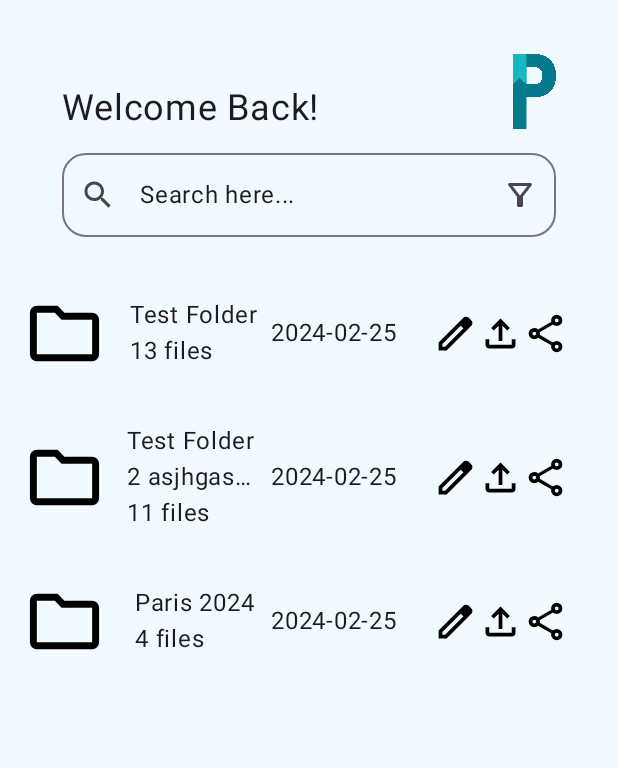
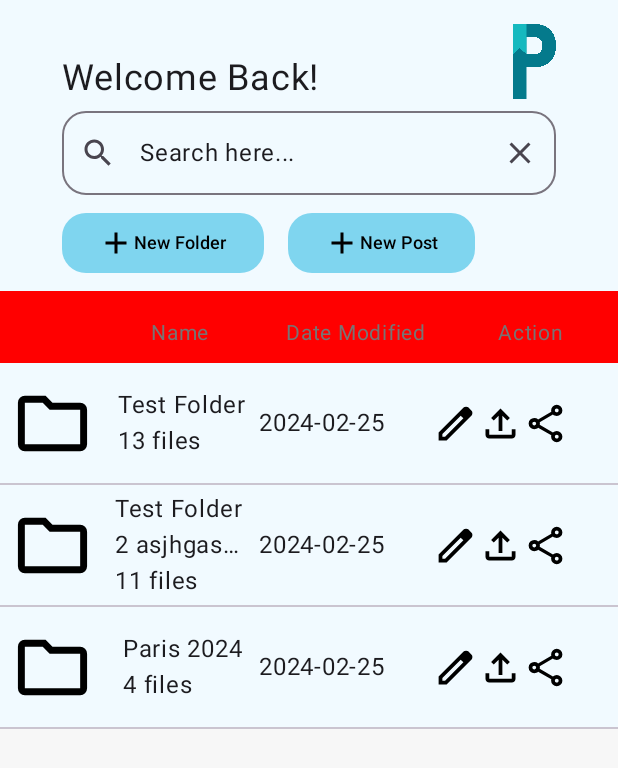
Before and after one commit to Appyo-Poste/Poste, an Android app built with Jetpack Compose: the @Preview function DashboardScreenPreview, on a phone screen of 412 x 824 dp. Shown: the top 768 px of the screen. Run offline under Robolectric (Android 15) with nearby library versions, the phone set to English and light mode, and no system bars.

Commit message:
Improve dashboard sitting 1

```diff
--- a/app/src/main/java/com/poste/DashboardScreen.kt
+++ b/app/src/main/java/com/poste/DashboardScreen.kt
@@ -2,16 +2,26 @@ package com.poste
 
 
 import androidx.compose.foundation.Image
+import androidx.compose.foundation.background
+import androidx.compose.foundation.layout.Arrangement
 import androidx.compose.foundation.layout.Column
 import androidx.compose.foundation.layout.Row
 import androidx.compose.foundation.layout.Spacer
 import androidx.compose.foundation.layout.fillMaxSize
 import androidx.compose.foundation.layout.fillMaxWidth
 import androidx.compose.foundation.layout.height
+import androidx.compose.foundation.layout.size
+import androidx.compose.foundation.layout.width
+import androidx.compose.foundation.layout.wrapContentWidth
 import androidx.compose.foundation.shape.RoundedCornerShape
 import androidx.compose.material.icons.Icons
+import androidx.compose.material.icons.filled.Add
 import androidx.compose.material.icons.filled.Search
+import androidx.compose.material.icons.outlined.Add
+import androidx.compose.material.icons.outlined.Clear
 import androidx.compose.material.icons.outlined.FilterAlt
+import androidx.compose.material3.Button
+import androidx.compose.material3.ButtonDefaults
 import androidx.compose.material3.Icon
 import androidx.compose.material3.IconButton
 import androidx.compose.material3.MaterialTheme
@@ -21,6 +31,7 @@ import androidx.compose.material3.Text
 import androidx.compose.runtime.Composable
 import androidx.compose.ui.Alignment
 import androidx.compose.ui.Modifier
+import androidx.compose.ui.graphics.Color
 import androidx.compose.ui.res.painterResource
 import androidx.compose.ui.tooling.preview.Preview
 import androidx.compose.ui.unit.dp
@@ -30,12 +41,17 @@ import androidx.navigation.compose.rememberNavController
 import com.example.myapplication.R
 import com.poste.reusables.FolderList
 import com.poste.ui.theme.PosteTheme
+import com.poste.ui.theme.*
 
+val iconWeight = 0.15f
+val totalWeight = 1f - iconWeight
+val columnWeight = totalWeight / 3
 
 @Preview
 @Composable
 fun DashboardScreenPreview() {
     DashboardScreen(navController = rememberNavController())
+//    DashboardContent()
 }
 
 
@@ -44,13 +60,84 @@ fun DashboardScreen(navController: NavHostController) {
     PosteTheme {
         Surface(
             modifier = Modifier.fillMaxSize(),
-            color = MaterialTheme.colorScheme.background
         ) {
+            Column( // master column
+                modifier = Modifier
+                    .fillMaxSize()
+                    .background(color = Color(0xFFF7F7F7))
+            ) {
+                DashboardHeader()
+
+                DashboardContent()
+
+            }
+
+
+        }
+    }
+
+}
+
+@Composable
+fun DashboardContent() {
     Column(
         modifier = Modifier
             .fillMaxWidth()
+//            .background(Color(0xFFF7F7F7))
+            .background(Color.Red)
     ) {
-                Spacer(modifier = Modifier.height(36.dp))
+        Spacer(modifier = Modifier.height(16.dp))
+        Row(modifier = Modifier.fillMaxWidth()) {
+            Spacer(Modifier.weight(iconWeight))
+
+            Text(
+                "Name",
+                modifier = Modifier
+                    .weight(columnWeight)
+                    .wrapContentWidth(Alignment.CenterHorizontally),
+                color = dashboardColumnTitles,
+                fontSize = 14.sp
+            )
+
+            Text(
+                "Date Modified",
+                modifier = Modifier
+                    .weight(columnWeight)
+                    .wrapContentWidth(Alignment.CenterHorizontally),
+                color = dashboardColumnTitles,
+                fontSize = 14.sp
+            )
+
+            Text(
+                "Action",
+                modifier = Modifier
+                    .weight(columnWeight)
+                    .wrapContentWidth(Alignment.CenterHorizontally),
+                color = dashboardColumnTitles,
+                fontSize = 14.sp
+            )
+        }
+        Spacer(modifier = Modifier.height(8.dp))
+        Column(
+            modifier = Modifier
+                .fillMaxWidth()
+                .background(MaterialTheme.colorScheme.background)
+        ){
+            FolderList(folders = SampleData.FolderListSample)
+        }
+
+    }
+}
+
+
+@Composable
+fun DashboardHeader() {
+    Column( // welcome back, search bar, and icons
+        modifier = Modifier
+            .fillMaxWidth()
+            .background(color = MaterialTheme.colorScheme.background)
+    ) {
+        Spacer(modifier = Modifier.height(16.dp))
         Row(
             modifier = Modifier
                 .fillMaxWidth(.8f)
@@ -69,9 +156,8 @@ fun DashboardScreen(navController: NavHostController) {
                     .height(50.dp)
                     .align(Alignment.CenterVertically)
             )
-
         }
-                Spacer(modifier = Modifier.height(16.dp))
+        Spacer(modifier = Modifier.height(8.dp))
         OutlinedTextField(value = "Search here...", onValueChange = {},
             modifier = Modifier
                 .fillMaxWidth(.8f)
@@ -84,15 +170,54 @@ fun DashboardScreen(navController: NavHostController) {
             },
             trailingIcon = {
                 IconButton(onClick = {  }) {
-                            Icon(imageVector = Icons.Outlined.FilterAlt, contentDescription = "Search")
+                    Icon(imageVector = Icons.Outlined.Clear, contentDescription = "Search")
                 }
             },
-
         )
-                Spacer(modifier = Modifier.height(16.dp))
-                FolderList(folders = SampleData.FolderListSample)
+        Spacer(modifier = Modifier.height(8.dp))
+        Row(
+            modifier = Modifier
+                .fillMaxWidth(.8f)
+                .align(Alignment.CenterHorizontally)
+        ) {
+            Button(
+                onClick = { /* Do something */ },
+                shape = RoundedCornerShape(16.dp),
+                colors = ButtonDefaults.buttonColors(containerColor = primaryDark, contentColor = Color.Black)
+                ) {
+                // Place the icon and text inside a Row to have them side by side
+                Row(
+                    verticalAlignment = Alignment.CenterVertically,
+                    horizontalArrangement = Arrangement.Center
+                ) {
+                    Icon(
+                        imageVector = Icons.Default.Add, // Replace YourIcon with the actual icon you want to use
+                        contentDescription = "Icon Description"
+                    )
+                    Text("New Folder",
+                        fontSize = 12.sp)
+                }
+            }
+            Spacer(modifier = Modifier.width(16.dp))
+            Button(
+                onClick = { /* Do something */ },
+                shape = RoundedCornerShape(16.dp),
+                colors = ButtonDefaults.buttonColors(containerColor = primaryDark, contentColor = Color.Black)
+            ) {
+                // Place the icon and text inside a Row to have them side by side
+                Row(
+                    verticalAlignment = Alignment.CenterVertically,
+                    horizontalArrangement = Arrangement.Center
+                ) {
+                    Icon(
+                        imageVector = Icons.Default.Add, // Replace YourIcon with the actual icon you want to use
+                        contentDescription = "Icon Description"
+                    )
+                    Text("New Post",
+                        fontSize = 12.sp)
                 }
             }
         }
-
+        Spacer(modifier = Modifier.height(8.dp))
     }
+}
--- a/app/src/main/java/com/poste/reusables/Folder.kt
+++ b/app/src/main/java/com/poste/reusables/Folder.kt
@@ -1,6 +1,7 @@
 package com.poste.reusables
 
 import androidx.compose.foundation.Image
+import androidx.compose.foundation.background
 import androidx.compose.foundation.clickable
 import androidx.compose.foundation.layout.Arrangement
 import androidx.compose.foundation.layout.Box
@@ -14,10 +15,12 @@ import androidx.compose.foundation.layout.size
 import androidx.compose.foundation.layout.width
 import androidx.compose.foundation.lazy.LazyColumn
 import androidx.compose.foundation.lazy.items
+import androidx.compose.material3.Divider
 import androidx.compose.material3.Text
 import androidx.compose.runtime.Composable
 import androidx.compose.ui.Alignment
 import androidx.compose.ui.Modifier
+import androidx.compose.ui.graphics.Color
 import androidx.compose.ui.res.painterResource
 import androidx.compose.ui.text.style.TextOverflow
 import androidx.compose.ui.tooling.preview.Preview
@@ -33,7 +36,6 @@ data class Folder(val name: String, val numFiles: Int, val date: LocalDate)
 private fun FolderComposable(folder: Folder) {
     Row(
         modifier = Modifier
-            .padding(all = 8.dp)
             .fillMaxWidth()
             .height(80.dp)
             .padding(start = 7.5.dp, end = 7.5.dp)
@@ -108,12 +110,18 @@ private fun FolderComposable(folder: Folder) {
 }
 
 @Composable
-fun FolderList(folders: List<Folder>){
-    LazyColumn {
+fun FolderList(folders: List<Folder>) {
+    LazyColumn(
+        modifier = Modifier
+    ) {
         items(folders) { folder ->
-            FolderComposable(
-                folder
-            )
+            Column(
+                modifier = Modifier
+                    .fillMaxWidth()
+            ) {
+                FolderComposable(folder = folder)
+                Divider()
+            }
         }
     }
 }
--- a/app/src/main/java/com/poste/ui.theme/Color.kt
+++ b/app/src/main/java/com/poste/ui.theme/Color.kt
@@ -29,6 +29,8 @@ val lavendarWisp = Color(0xFFFAF5FF)
 val coldSteel = Color(0xFFF8F7F4)
 val mojitoBreeze = Color(0xFFFBFFF4)
 
+val dashboardColumnTitles = Color(0xFF787474)
+
 val primaryLight = newLogoDark
 val secondaryLight = PurpleGrey40
 val tertiaryLight = Pink40
```
Lines whose indentation alone changed are shown as unchanged.
